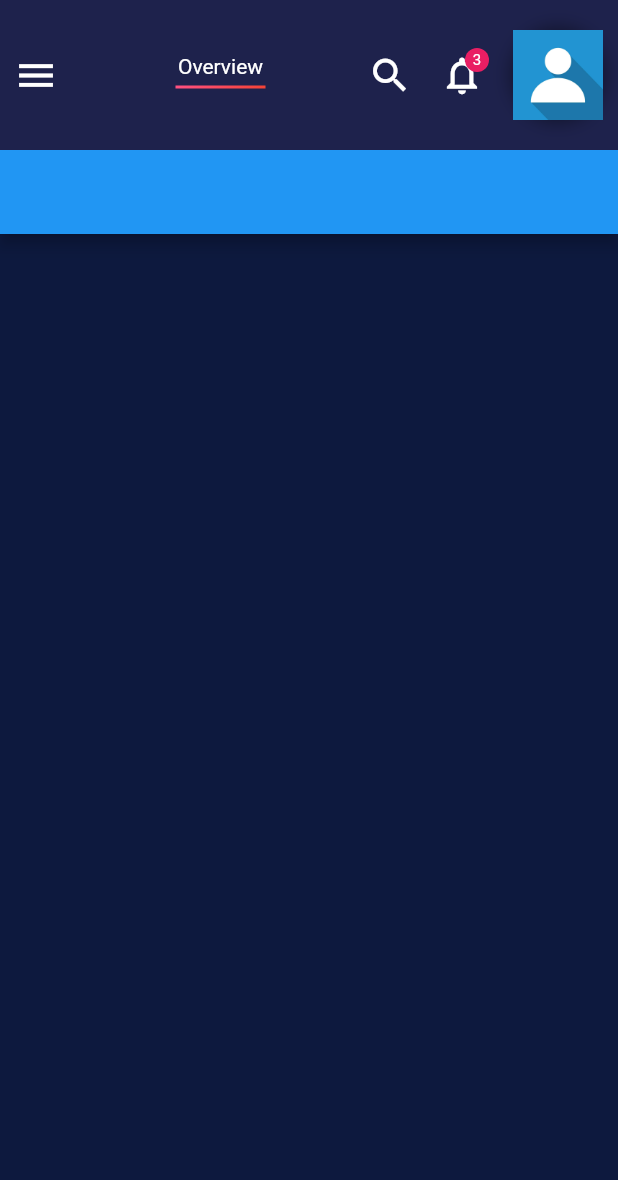
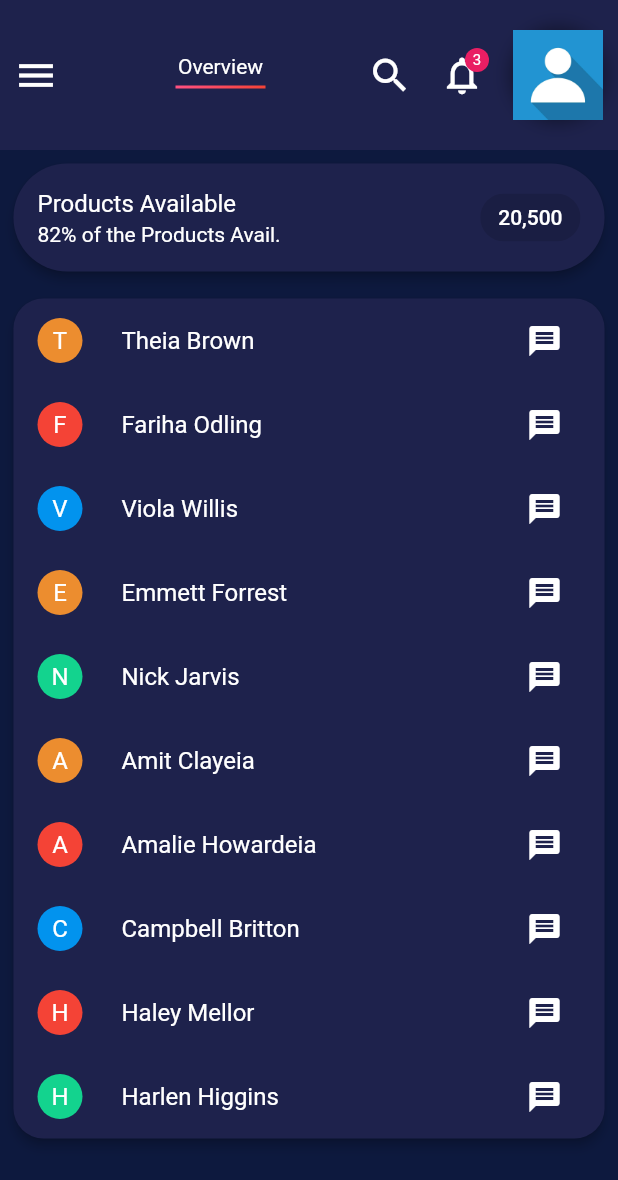
Before and after one commit to smilez8324/UI-Panel, a Flutter app: the screen it shows after launch, on a phone screen of 412 x 824 dp. Shown: the top 1180 px of the screen. Run offline on Flutter 3.47's test engine with Material 2 defaults, Android fonts, the phone set to English and light mode, and no system bars; our stand-ins replace fl_chart; missing offline and left inert: dart:html.

Commit message:
I am at 38.01 in the video.

```diff
--- a/lib/panel_center/panel_center_page.dart
+++ b/lib/panel_center/panel_center_page.dart
@@ -1,4 +1,12 @@
 import 'package:flutter/material.dart';
+import 'package:uipanel/constants.dart';
+
+class Person {
+  String name;
+  Color color;
+
+  Person({required this.name, required this.color});
+}
 
 class PanelCenterPage extends StatefulWidget {
   @override
@@ -6,11 +14,105 @@ class PanelCenterPage extends StatefulWidget {
 }
 
 class _PanelLeftPageState extends State<PanelCenterPage> {
+  List<Person> _persons = [
+    Person(name: "Theia Brown", color: Constants.orangeLight),
+    Person(name: "Fariha Odling", color: Constants.redLight),
+    Person(name: "Viola Willis", color: Constants.blueLight),
+    Person(name: "Emmett Forrest", color: Constants.orangeLight),
+    Person(name: "Nick Jarvis", color: Constants.greenLight),
+    Person(name: "Amit Clayeia", color: Constants.orangeLight),
+    Person(name: "Amalie Howardeia", color: Constants.redLight),
+    Person(name: "Campbell Britton", color: Constants.blueLight),
+    Person(name: "Haley Mellor", color: Constants.redLight),
+    Person(name: "Harlen Higgins", color: Constants.greenLight),
+  ];
+
   @override
   Widget build(BuildContext context) {
     return Scaffold(
-      appBar: AppBar(
-        backgroundColor: Colors.blue,
+      body: SingleChildScrollView(
+        child: Column(
+          children: [
+            Padding(
+              padding: const EdgeInsets.only(
+                left: Constants.kPadding / 2,
+                right: Constants.kPadding / 2,
+                top: Constants.kPadding / 2,
+              ),
+              child: Card(
+                color: Constants.purpleLight,
+                elevation: 3,
+                shape: RoundedRectangleBorder(
+                  borderRadius: BorderRadius.circular(50),
+                ),
+                child: Container(
+                  width: double.infinity,
+                  child: ListTile(
+                      title: Text(
+                        "Products Available",
+                        style: TextStyle(
+                          color: Colors.white,
+                        ),
+                      ),
+                      subtitle: Text(
+                        "82% of the Products Avail.",
+                        style: TextStyle(
+                          color: Colors.white,
+                        ),
+                      ),
+                      trailing: Chip(
+                        label: Text(
+                          "20,500",
+                          style: TextStyle(color: Colors.white),
+                        ),
+                      )),
+                ),
+              ),
+            ),
+            //Middle Chart
+            Padding(
+              padding: const EdgeInsets.only(
+                bottom: Constants.kPadding,
+                left: Constants.kPadding / 2,
+                right: Constants.kPadding / 2,
+                top: Constants.kPadding,
+              ),
+              child: Card(
+                color: Constants.purpleLight,
+                elevation: 3,
+                shape: RoundedRectangleBorder(
+                  borderRadius: BorderRadius.circular(20),
+                ),
+                child: Column(
+                  children: List.generate(
+                    _persons.length,
+                    (index) => ListTile(
+                      leading: CircleAvatar(
+                        radius: 15,
+                        child: Text(
+                          _persons[index].name.substring(0, 1),
+                          style: TextStyle(color: Colors.white),
+                        ),
+                        backgroundColor: _persons[index].color,
+                      ),
+                      title: Text(
+                        _persons[index].name,
+                        style: TextStyle(color: Colors.white),
+                      ),
+                      trailing: IconButton(
+                        onPressed: () {},
+                        icon: Icon(
+                          Icons.message,
+                          color: Colors.white,
+                        ),
+                      ),
+                    ),
+                  ),
+                ),
+              ),
+            ),
+          ],
+        ),
       ),
     );
   }
```
